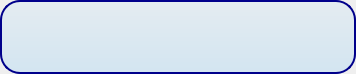
Qt form src/desktopnotifications/desktopnotification.ui (QupZilla/qupzilla) before a commit.
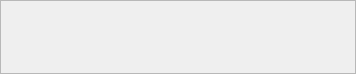
The same form after that commit.

What changed in the file:
```diff
--- a/src/desktopnotifications/desktopnotification.ui
+++ b/src/desktopnotifications/desktopnotification.ui
@@ -13,22 +13,12 @@
   <property name="windowTitle">
    <string notr="true"/>
   </property>
-  <property name="styleSheet">
-   <string notr="true"/>
-  </property>
   <layout class="QVBoxLayout" name="verticalLayout">
    <property name="margin">
     <number>0</number>
    </property>
    <item>
     <widget class="QFrame" name="frame">
-     <property name="styleSheet">
-      <string notr="true">#frame {
-border: 2px solid darkblue;
-border-radius: 20px;
-background-color: qlineargradient(x1:0, y1:0, x2:0, y2:1,stop:0 #e4ecf1, stop:1 #d3e5f1);
-}</string>
-     </property>
      <property name="frameShape">
       <enum>QFrame::StyledPanel</enum>
      </property>
@@ -75,12 +65,6 @@
             <verstretch>0</verstretch>
            </sizepolicy>
           </property>
-          <property name="styleSheet">
-           <string notr="true">QLabel {
-font: bold;
-font-size: 13pt;
-}</string>
-          </property>
           <property name="text">
            <string/>
           </property>
```
